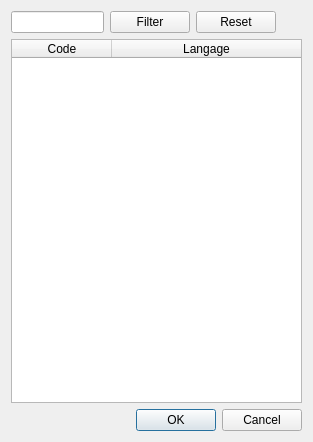
Before: the Qt Designer form languages/DialogAddLanguage.ui in icingerpower/common, drawn with Qt 5.
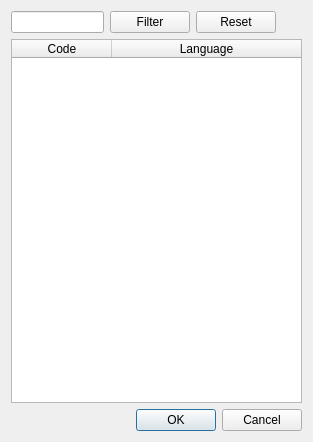
After: the same form once the commit is applied.

The edit to the form file:
```diff
--- a/languages/DialogAddLanguage.ui
+++ b/languages/DialogAddLanguage.ui
@@ -66,7 +66,7 @@
      </column>
      <column>
       <property name="text">
-       <string>Langage</string>
+       <string>Language</string>
       </property>
      </column>
     </widget>
```
Left out of the diff: 2 changed lines with no effect on the pictures.
